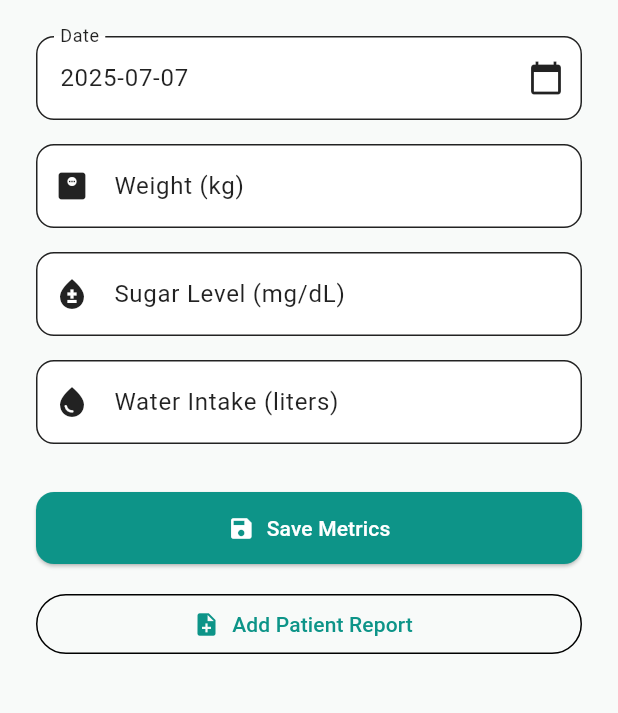
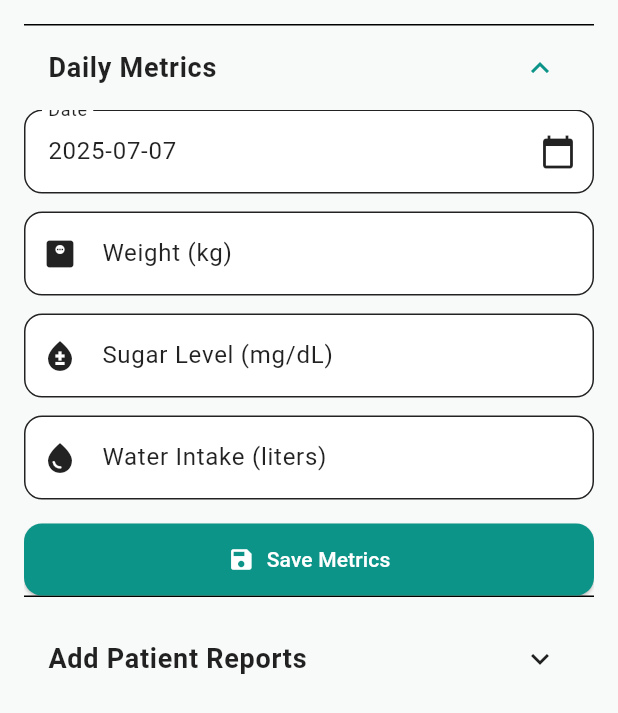
Before and after one commit to MediLink-ucsc/Health-Tracker, a Flutter app: the RecordMetricsScreen screen opened directly, on a phone screen of 412 x 824 dp. Shown: the top 713 px of the screen. Run offline on Flutter 3.47's test engine with Material 3 defaults, Android fonts, the phone set to English and light mode, and no system bars; our stand-ins replace file_picker, fl_chart, shared_preferences, table_calendar; accounts and stored records are empty.

Commit message:
updated add report section to add mutiple reports

```diff
--- a/lib/screens/Metrics/input_metrics_screen.dart
+++ b/lib/screens/Metrics/input_metrics_screen.dart
@@ -1,6 +1,7 @@
 import 'package:flutter/material.dart';
 import 'package:health_tracker/screens/Metrics/record_metrices_section.dart';
 
+import '../../Components/custom_bottom_nav.dart';
 import 'metrices_summary_section.dart';
 
 void main() {
@@ -29,6 +30,7 @@ class InputMetricScreen extends StatelessWidget {
             ],
           ),
         ),
+        bottomNavigationBar: CustomBottomNavBar(currentIndex: 4),
         body: const TabBarView(
           children: [MetricsSummaryScreen(), RecordMetricsScreen()],
         ),
--- a/lib/screens/Metrics/metrices_summary_section.dart
+++ b/lib/screens/Metrics/metrices_summary_section.dart
@@ -1,5 +1,7 @@
 import 'package:fl_chart/fl_chart.dart';
 import 'package:flutter/material.dart';
+
+import '../../Components/custom_bottom_nav.dart';
 
 class MetricsSummaryScreen extends StatefulWidget {
   const MetricsSummaryScreen({super.key});
@@ -77,6 +79,7 @@ class _MetricsSummaryScreenState extends State<MetricsSummaryScreen> {
     List<HorizontalRangeAnnotation>? ranges,
   }) {
     final filtered = _getFilteredData(data);
+
     return Container(
       margin: const EdgeInsets.only(bottom: 24),
       padding: const EdgeInsets.all(16),
--- a/lib/screens/Metrics/record_metrices_section.dart
+++ b/lib/screens/Metrics/record_metrices_section.dart
@@ -9,13 +9,19 @@ class RecordMetricsScreen extends StatefulWidget {
 }
 
 class _RecordMetricsScreenState extends State<RecordMetricsScreen> {
-  final _formKey = GlobalKey<FormState>();
+  final _metricsFormKey = GlobalKey<FormState>();
+  final _familyFormKey = GlobalKey<FormState>();
+
   final _dateController = TextEditingController();
   final _weightController = TextEditingController();
   final _sugarController = TextEditingController();
   final _waterController = TextEditingController();
-  bool _showReportSection = false;
-  String? _selectedFileName;
+
+  final _familyNameController = TextEditingController();
+  final _familyAgeController = TextEditingController();
+  final _familyRelationController = TextEditingController();
+
+  List<String> _selectedFileNames = [];
 
   @override
   void initState() {
@@ -29,6 +35,9 @@ class _RecordMetricsScreenState extends State<RecordMetricsScreen> {
     _weightController.dispose();
     _sugarController.dispose();
     _waterController.dispose();
+    _familyNameController.dispose();
+    _familyAgeController.dispose();
+    _familyRelationController.dispose();
     super.dispose();
   }
 
@@ -39,7 +48,7 @@ class _RecordMetricsScreenState extends State<RecordMetricsScreen> {
     );
     if (result != null && result.files.isNotEmpty) {
       setState(() {
-        _selectedFileName = result.files.first.name;
+        _selectedFileNames.add(result.files.first.name);
       });
     }
   }
@@ -47,14 +56,22 @@ class _RecordMetricsScreenState extends State<RecordMetricsScreen> {
   @override
   Widget build(BuildContext context) {
     const primaryColor = Color(0xFF0D9488);
+
     return Scaffold(
       body: SingleChildScrollView(
-        padding: const EdgeInsets.all(24),
+        padding: const EdgeInsets.all(16),
         child: Column(
-          crossAxisAlignment: CrossAxisAlignment.stretch,
+          children: [
+            // Metrics Section
+            ExpansionTile(
+              title: const Text(
+                'Daily Metrics',
+                style: TextStyle(fontSize: 18, fontWeight: FontWeight.w600),
+              ),
+              initiallyExpanded: true,
               children: [
                 Form(
-              key: _formKey,
+                  key: _metricsFormKey,
                   child: Column(
                     children: [
                       TextFormField(
@@ -82,7 +99,7 @@ class _RecordMetricsScreenState extends State<RecordMetricsScreen> {
                           ),
                         ),
                       ),
-                  const SizedBox(height: 16),
+                      const SizedBox(height: 12),
                       TextFormField(
                         controller: _weightController,
                         keyboardType: TextInputType.number,
@@ -91,10 +108,10 @@ class _RecordMetricsScreenState extends State<RecordMetricsScreen> {
                           prefixIcon: Icon(Icons.monitor_weight),
                         ),
                         validator: (value) => value == null || value.isEmpty
-                        ? 'Please enter your weight'
+                            ? 'Please enter weight'
                             : null,
                       ),
-                  const SizedBox(height: 16),
+                      const SizedBox(height: 12),
                       TextFormField(
                         controller: _sugarController,
                         keyboardType: TextInputType.number,
@@ -103,7 +120,7 @@ class _RecordMetricsScreenState extends State<RecordMetricsScreen> {
                           prefixIcon: Icon(Icons.bloodtype),
                         ),
                       ),
-                  const SizedBox(height: 16),
+                      const SizedBox(height: 12),
                       TextFormField(
                         controller: _waterController,
                         keyboardType: TextInputType.number,
@@ -112,12 +129,12 @@ class _RecordMetricsScreenState extends State<RecordMetricsScreen> {
                           prefixIcon: Icon(Icons.water_drop),
                         ),
                       ),
-                  const SizedBox(height: 32),
+                      const SizedBox(height: 16),
                       SizedBox(
                         width: double.infinity,
                         child: ElevatedButton.icon(
                           onPressed: () {
-                        if (_formKey.currentState!.validate()) {
+                            if (_metricsFormKey.currentState!.validate()) {
                               ScaffoldMessenger.of(context).showSnackBar(
                                 const SnackBar(
                                   content: Text('Metrics saved successfully!'),
@@ -133,59 +150,43 @@ class _RecordMetricsScreenState extends State<RecordMetricsScreen> {
                           ),
                         ),
                       ),
-                  const SizedBox(height: 16),
-                  SizedBox(
-                    width: double.infinity,
-                    child: OutlinedButton.icon(
-                      onPressed: () {
-                        setState(
-                          () => _showReportSection = !_showReportSection,
-                        );
-                      },
-                      icon: Icon(
-                        _showReportSection ? Icons.close : Icons.note_add,
-                      ),
-                      label: Text(
-                        _showReportSection
-                            ? 'Hide Report Section'
-                            : 'Add Patient Report',
-                      ),
+                    ],
                   ),
                 ),
               ],
             ),
+
+            const SizedBox(height: 12),
+
+            // Patient Report Section
+            ExpansionTile(
+              title: const Text(
+                'Add Patient Reports',
+                style: TextStyle(fontSize: 18, fontWeight: FontWeight.w600),
               ),
-            const SizedBox(height: 16),
-            if (_showReportSection)
-              Container(
-                padding: const EdgeInsets.all(16),
-                decoration: BoxDecoration(
-                  color: Colors.grey.shade50,
-                  border: Border.all(color: Colors.grey.shade300),
+              children: [
+                Padding(
+                  padding: const EdgeInsets.fromLTRB(16, 16, 16, 8),
+                  child: Column(
+                    crossAxisAlignment: CrossAxisAlignment.stretch,
+                    children: [
+                      ...(_selectedFileNames.isEmpty
+                          ? [
+                              GestureDetector(
+                                onTap: _pickFile,
+                                child: Card(
+                                  elevation: 2,
+                                  shape: RoundedRectangleBorder(
                                     borderRadius: BorderRadius.circular(8),
                                   ),
-                child: Column(
-                  crossAxisAlignment: CrossAxisAlignment.start,
-                  children: [
-                    const Text(
-                      'Patient Report',
-                      style: TextStyle(
-                        fontSize: 16,
-                        fontWeight: FontWeight.bold,
-                      ),
-                    ),
-                    const SizedBox(height: 12),
-                    GestureDetector(
-                      onTap: _pickFile,
+                                  color: Colors.grey.shade50,
                                   child: Container(
-                        width: double.infinity,
-                        padding: const EdgeInsets.symmetric(vertical: 28),
-                        decoration: BoxDecoration(
-                          border: Border.all(color: Colors.grey.shade400),
-                          borderRadius: BorderRadius.circular(6),
-                          color: Colors.grey.shade100,
+                                    padding: const EdgeInsets.symmetric(
+                                      vertical: 28,
                                     ),
                                     child: Column(
+                                      mainAxisAlignment:
+                                          MainAxisAlignment.center,
                                       children: [
                                         const Icon(
                                           Icons.cloud_upload,
@@ -193,56 +194,163 @@ class _RecordMetricsScreenState extends State<RecordMetricsScreen> {
                                           color: Colors.grey,
                                         ),
                                         const SizedBox(height: 8),
-                            Text(
-                              _selectedFileName ?? 'Tap to choose a file',
-                              style: TextStyle(
-                                color: _selectedFileName != null
-                                    ? Colors.black87
-                                    : Colors.grey,
-                                fontWeight: FontWeight.w500,
-                              ),
+                                        const Text(
+                                          'Tap to add a report',
+                                          style: TextStyle(color: Colors.grey),
                                         ),
                                       ],
                                     ),
                                   ),
                                 ),
-                    if (_selectedFileName != null) ...[
-                      const SizedBox(height: 12),
-                      Row(
-                        mainAxisAlignment: MainAxisAlignment.end,
-                        children: [
-                          TextButton.icon(
-                            onPressed: () =>
-                                setState(() => _selectedFileName = null),
-                            icon: const Icon(Icons.clear, color: Colors.red),
-                            label: const Text(
-                              'Remove',
-                              style: TextStyle(color: Colors.red),
+                              ),
+                            ]
+                          : [
+                              for (
+                                int i = 0;
+                                i < _selectedFileNames.length;
+                                i++
+                              ) ...[
+                                Card(
+                                  margin: const EdgeInsets.only(bottom: 12),
+                                  elevation: 1,
+                                  child: ListTile(
+                                    leading: const Icon(
+                                      Icons.insert_drive_file,
+                                    ),
+                                    title: Text(_selectedFileNames[i]),
+                                    trailing: IconButton(
+                                      icon: const Icon(
+                                        Icons.delete,
+                                        color: Colors.red,
+                                      ),
+                                      onPressed: () {
+                                        setState(
+                                          () => _selectedFileNames.removeAt(i),
+                                        );
+                                      },
                                     ),
                                   ),
-                          const SizedBox(width: 12),
+                                ),
+                              ],
+                              const SizedBox(height: 12),
+                              ElevatedButton.icon(
+                                onPressed: _pickFile,
+                                icon: const Icon(Icons.add),
+                                label: const Text('Add Another Report'),
+                                style: ElevatedButton.styleFrom(
+                                  backgroundColor: Colors.grey.shade200,
+                                  foregroundColor: Colors.black87,
+                                  padding: const EdgeInsets.symmetric(
+                                    vertical: 12,
+                                  ),
+                                ),
+                              ),
+                              const SizedBox(height: 12),
                               ElevatedButton.icon(
                                 onPressed: () {
                                   ScaffoldMessenger.of(context).showSnackBar(
                                     SnackBar(
                                       content: Text(
-                                    'Report "$_selectedFileName" saved!',
+                                        'Saved ${_selectedFileNames.length} report(s)!',
                                       ),
                                     ),
                                   );
                                 },
                                 icon: const Icon(Icons.save),
-                            label: const Text('Save Report'),
+                                label: const Padding(
+                                  padding: EdgeInsets.symmetric(horizontal: 8),
+                                  child: Text('Save All Reports'),
+                                ),
                                 style: ElevatedButton.styleFrom(
                                   backgroundColor: primaryColor,
+                                  padding: const EdgeInsets.symmetric(
+                                    vertical: 14,
+                                  ),
+                                ),
+                              ),
+                            ]),
+                    ],
                   ),
                 ),
               ],
             ),
-                    ],
-                  ],
-                ),
-              ),
+
+            const SizedBox(height: 12),
+
+            // Family Members Section
+            // ExpansionTile(
+            //   title: const Text(
+            //     'Add Family Member',
+            //     style: TextStyle(fontSize: 18, fontWeight: FontWeight.w600),
+            //   ),
+            //   children: [
+            //     Form(
+            //       key: _familyFormKey,
+            //       child: Column(
+            //         children: [
+            //           TextFormField(
+            //             controller: _familyNameController,
+            //             decoration: const InputDecoration(
+            //               labelText: 'Full Name',
+            //               prefixIcon: Icon(Icons.person),
+            //             ),
+            //             validator: (value) => value == null || value.isEmpty
+            //                 ? 'Enter name'
+            //                 : null,
+            //           ),
+            //           const SizedBox(height: 12),
+            //           TextFormField(
+            //             controller: _familyAgeController,
+            //             keyboardType: TextInputType.number,
+            //             decoration: const InputDecoration(
+            //               labelText: 'Age',
+            //               prefixIcon: Icon(Icons.cake),
+            //             ),
+            //             validator: (value) =>
+            //                 value == null || value.isEmpty ? 'Enter age' : null,
+            //           ),
+            //           const SizedBox(height: 12),
+            //           TextFormField(
+            //             controller: _familyRelationController,
+            //             decoration: const InputDecoration(
+            //               labelText: 'Relation',
+            //               prefixIcon: Icon(Icons.family_restroom),
+            //             ),
+            //             validator: (value) => value == null || value.isEmpty
+            //                 ? 'Enter relation'
+            //                 : null,
+            //           ),
+            //           const SizedBox(height: 16),
+            //           SizedBox(
+            //             width: double.infinity,
+            //             child: ElevatedButton.icon(
+            //               onPressed: () {
+            //                 if (_familyFormKey.currentState!.validate()) {
+            //                   ScaffoldMessenger.of(context).showSnackBar(
+            //                     SnackBar(
+            //                       content: Text(
+            //                         'Family member "${_familyNameController.text}" saved!',
+            //                       ),
+            //                     ),
+            //                   );
+            //                   _familyNameController.clear();
+            //                   _familyAgeController.clear();
+            //                   _familyRelationController.clear();
+            //                 }
+            //               },
+            //               icon: const Icon(Icons.save),
+            //               label: const Text('Save Family Member'),
+            //               style: ElevatedButton.styleFrom(
+            //                 backgroundColor: primaryColor,
+            //                 padding: const EdgeInsets.symmetric(vertical: 14),
+            //               ),
+            //             ),
+            //           ),
+            //         ],
+            //       ),
+            //     ),
+            //   ],
+            // ),
           ],
         ),
       ),
```
Lines whose indentation alone changed are shown as unchanged.
